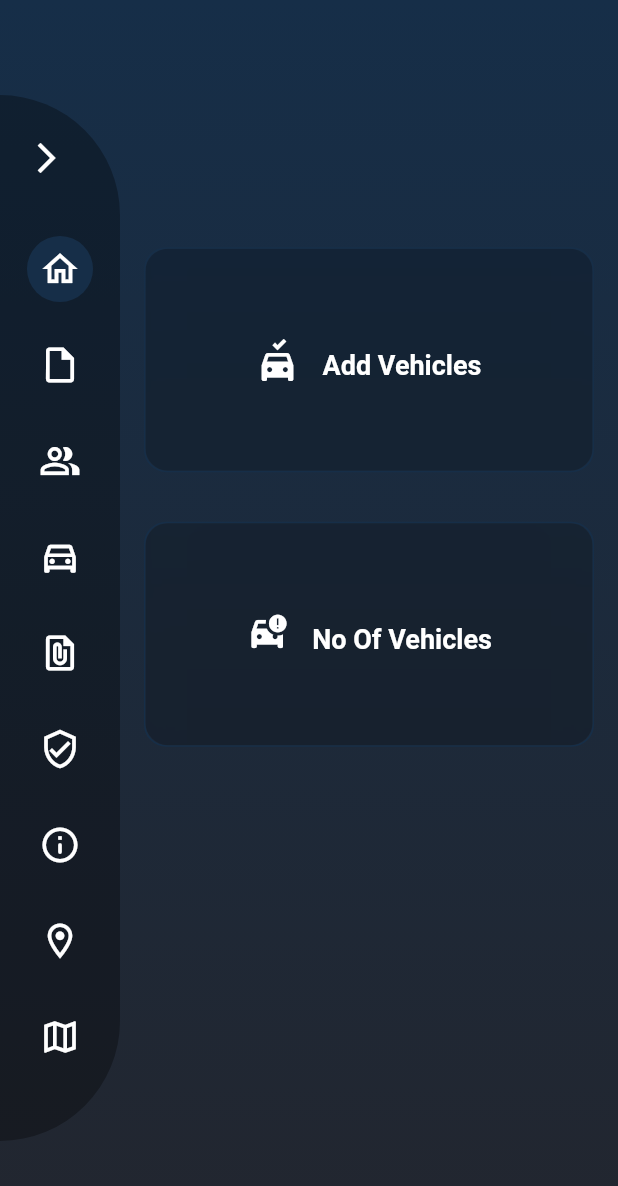
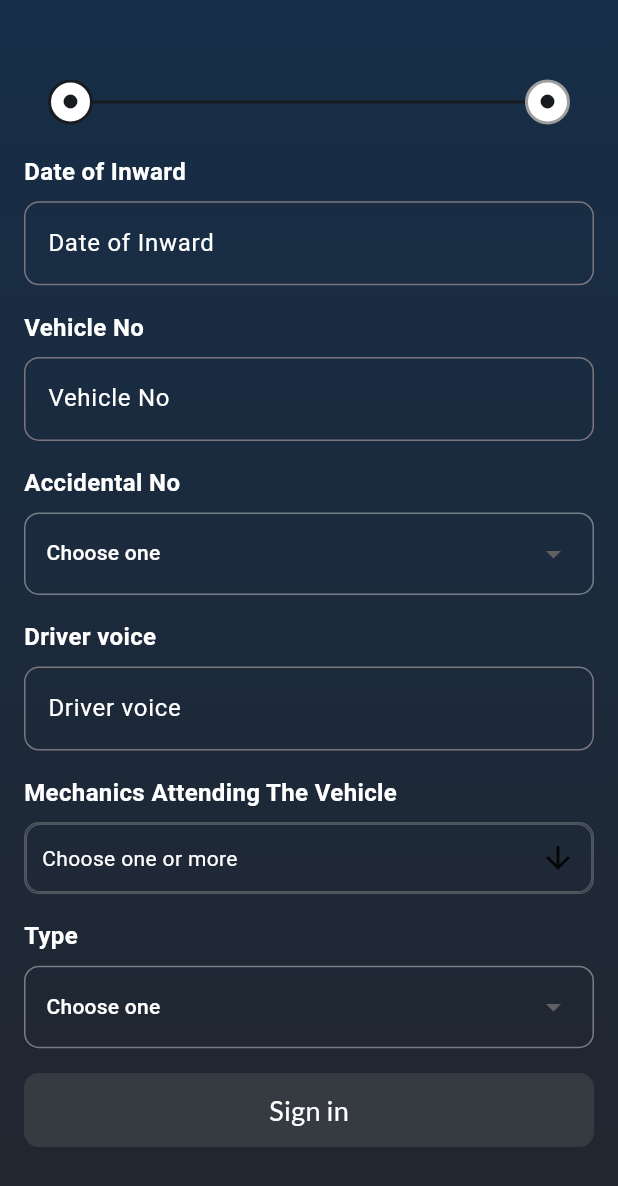
Before and after one commit to Subhajit-14th/trucktech_automobiles, a Flutter app: the HomeScreen screen opened directly, after a tap on "Add Vehicles", on a phone screen of 412 x 824 dp. Shown: the top 1186 px of the screen. Run offline on Flutter 3.47's test engine with Material 3 defaults, Android fonts, the phone set to English and light mode, and no system bars; drawn by our look-alikes of multi_select_flutter; our stand-ins replace get_it, hive; accounts and stored records are empty.

Commit message:
stepper form going on

```diff
--- /dev/null
+++ b/lib/utlis/widgets/downToUpPageRoute.dart
@@ -0,0 +1,25 @@
+import 'package:flutter/material.dart';
+
+class DownToUpPageRoute extends PageRouteBuilder {
+  final Widget widget;
+
+  DownToUpPageRoute({required this.widget})
+      : super(
+          pageBuilder: (BuildContext context, Animation<double> animation,
+                  Animation<double> secondaryAnimation) =>
+              widget,
+          transitionsBuilder: (BuildContext context,
+              Animation<double> animation,
+              Animation<double> secondaryAnimation,
+              Widget child) {
+            return SlideTransition(
+              position: Tween<Offset>(
+                begin: const Offset(
+                    0.0, 1.0), // Start position (off-screen at the bottom)
+                end: Offset.zero, // End position (center of the screen)
+              ).animate(animation),
+              child: child,
+            );
+          },
+        );
+}
--- /dev/null
+++ b/lib/view/Dashboard/AddVehicles/add_vehicles_screen.dart
@@ -0,0 +1,392 @@
+import 'package:flutter/material.dart';
+import 'package:multi_select_flutter/dialog/multi_select_dialog_field.dart';
+import 'package:multi_select_flutter/util/multi_select_item.dart';
+import 'package:trucktech_automobiles/utlis/assets/app_colors.dart';
+import 'package:trucktech_automobiles/utlis/widgets/CommonButton.dart';
+import 'package:trucktech_automobiles/utlis/widgets/CommonTextField.dart';
+
+class AddVehiclesScreen extends StatefulWidget {
+  const AddVehiclesScreen({super.key});
+
+  @override
+  State<AddVehiclesScreen> createState() => _AddVehiclesScreenState();
+}
+
+class _AddVehiclesScreenState extends State<AddVehiclesScreen> {
+  int _currentStep = 0;
+
+  TextEditingController _dateOfInwardController = TextEditingController();
+  TextEditingController _vehicleNoController = TextEditingController();
+  String? selectdAccident;
+  List<String> dropdownValuesOfAccident = [
+    'PAID',
+    'AMC',
+    'EWP',
+    'WARRANTY',
+    'INSURANCE'
+  ];
+  TextEditingController _driverVoiceController = TextEditingController();
+
+  final List<String> dropdownMechanicsName = [
+    "Mechanic A",
+    "Mechanic B",
+    "Mechanic C",
+    "Mechanic D",
+    "Mechanic E",
+    "Mechanic F",
+  ];
+  List<String> _selectedMechanicsNames = [];
+
+  String? _selectedType;
+  List<String> dropdownTypes = [
+    'WORKSHOP',
+    'BREAKDOWN',
+    'ACCIDENTAL',
+    'AT-SITE'
+  ];
+
+  @override
+  Widget build(BuildContext context) {
+    var height = MediaQuery.of(context).size.height;
+    var width = MediaQuery.of(context).size.width;
+    return Scaffold(
+      body: Container(
+        height: MediaQuery.of(context).size.height,
+        width: MediaQuery.of(context).size.width,
+        decoration: BoxDecoration(
+          gradient: LinearGradient(
+            colors: [
+              AppColor.secondaryColor,
+              AppColor.itemsColor,
+            ],
+            begin: Alignment.topCenter,
+            end: Alignment.bottomCenter,
+          ),
+        ),
+        child: Column(
+          crossAxisAlignment: CrossAxisAlignment.start,
+          children: [
+            SizedBox(height: MediaQuery.of(context).size.height * 0.04),
+
+            /// Custom Stepper Row
+            Padding(
+              padding:
+                  const EdgeInsets.symmetric(vertical: 20.0, horizontal: 32),
+              child: Row(
+                mainAxisAlignment: MainAxisAlignment.spaceEvenly,
+                crossAxisAlignment: CrossAxisAlignment.center,
+                children: [
+                  _buildStepCircle(0),
+                  _buildStepDivider(),
+                  _buildStepCircle(1),
+                ],
+              ),
+            ),
+
+            /// Forms
+            /// Date of Inward
+            Padding(
+              padding: const EdgeInsets.only(left: 16, right: 16),
+              child: Text(
+                'Date of Inward',
+                style: TextStyle(
+                  color: Colors.white,
+                  fontSize: 16,
+                  fontWeight: FontWeight.bold,
+                ),
+              ),
+            ),
+            SizedBox(height: height * 0.01),
+            Padding(
+              padding: const EdgeInsets.only(left: 16, right: 16),
+              child: CommonTextField(
+                controller: _dateOfInwardController,
+                labelText: 'Date of Inward',
+                hintText: 'Enter your date of Inward...',
+              ),
+            ),
+            SizedBox(height: height * 0.02),
+
+            /// Vehicle No
+            Padding(
+              padding: const EdgeInsets.only(left: 16, right: 16),
+              child: Text(
+                'Vehicle No',
+                style: TextStyle(
+                  color: Colors.white,
+                  fontSize: 16,
+                  fontWeight: FontWeight.bold,
+                ),
+              ),
+            ),
+            SizedBox(height: height * 0.01),
+            Padding(
+              padding: const EdgeInsets.only(left: 16, right: 16),
+              child: CommonTextField(
+                controller: _dateOfInwardController,
+                labelText: 'Vehicle No',
+                hintText: 'Enter your date of Inward...',
+              ),
+            ),
+            SizedBox(height: height * 0.02),
+
+            /// Accidental No
+            Padding(
+              padding: const EdgeInsets.only(left: 16, right: 16),
+              child: Text(
+                'Accidental No',
+                style: TextStyle(
+                  color: Colors.white,
+                  fontSize: 16,
+                  fontWeight: FontWeight.bold,
+                ),
+              ),
+            ),
+            SizedBox(height: height * 0.01),
+            Container(
+              margin: EdgeInsets.only(left: 16, right: 16),
+              height: 55,
+              decoration: BoxDecoration(
+                color: Colors.transparent,
+                borderRadius: BorderRadius.circular(10),
+                border: Border.all(
+                  color: AppColor.textColor.withAlpha(100),
+                ),
+              ),
+              child: DropdownButtonHideUnderline(
+                child: DropdownButton<String>(
+                  padding: EdgeInsets.only(left: 14, right: 14),
+                  value: selectdAccident,
+                  hint: Text(
+                    selectdAccident ?? 'Choose one',
+                    style: TextStyle(
+                      color: Colors.white,
+                      fontSize: 14,
+                    ),
+                  ),
+                  isExpanded: true,
+                  items: dropdownValuesOfAccident.map((String item) {
+                    return DropdownMenuItem<String>(
+                      value: item,
+                      child: Text(
+                        item,
+                        style: TextStyle(
+                          color: Colors.white,
+                          fontSize: 14,
+                        ),
+                      ),
+                    );
+                  }).toList(),
+                  onChanged: (String? newValue) {
+                    setState(() {
+                      selectdAccident = newValue; // Update the selected value
+                    });
+                    print("Selected: $selectdAccident");
+                  },
+                ),
+              ),
+            ),
+            SizedBox(height: height * 0.02),
+
+            /// Driver Voice
+            Padding(
+              padding: const EdgeInsets.only(left: 16, right: 16),
+              child: Text(
+                'Driver voice',
+                style: TextStyle(
+                  color: Colors.white,
+                  fontSize: 16,
+                  fontWeight: FontWeight.bold,
+                ),
+              ),
+            ),
+            SizedBox(height: height * 0.01),
+            Padding(
+              padding: const EdgeInsets.only(left: 16, right: 16),
+              child: CommonTextField(
+                controller: _driverVoiceController,
+                labelText: 'Driver voice',
+                hintText: 'Enter your date of Inward...',
+              ),
+            ),
+            SizedBox(height: height * 0.02),
+
+            /// Mechanics attending the vehicle
+            Padding(
+              padding: const EdgeInsets.only(left: 16, right: 16),
+              child: Text(
+                'Mechanics Attending The Vehicle',
+                style: TextStyle(
+                  color: Colors.white,
+                  fontSize: 16,
+                  fontWeight: FontWeight.bold,
+                ),
+              ),
+            ),
+            SizedBox(height: height * 0.01),
+            Container(
+              margin: EdgeInsets.only(left: 16, right: 16),
+              decoration: BoxDecoration(
+                color: Colors.transparent,
+                borderRadius: BorderRadius.circular(10),
+                border: Border.all(
+                  color: Colors.grey.withAlpha(100),
+                ),
+              ),
+              child: MultiSelectDialogField(
+                items: dropdownMechanicsName
+                    .map((mechanic) =>
+                        MultiSelectItem<String>(mechanic, mechanic))
+                    .toList(),
+                initialValue: _selectedMechanicsNames,
+                title: Text("Select Mechanics"),
+                dialogHeight: height * 0.3,
+                selectedColor: AppColor.secondaryColor,
+                decoration: BoxDecoration(
+                  color: Colors.transparent,
+                  borderRadius: BorderRadius.circular(10),
+                  border: Border.all(
+                    color: Colors.grey.withAlpha(100),
+                  ),
+                ),
+                buttonText: Text(
+                  "Choose one or more",
+                  style: TextStyle(color: Colors.white, fontSize: 14),
+                ),
+                onConfirm: (results) {
+                  setState(() {
+                    _selectedMechanicsNames = results.cast<String>();
+                  });
+                  print("Selected Mechanics: $_selectedMechanicsNames");
+                },
+              ),
+            ),
+            SizedBox(height: height * 0.02),
+
+            /// Type
+            Padding(
+              padding: const EdgeInsets.only(left: 16, right: 16),
+              child: Text(
+                'Type',
+                style: TextStyle(
+                  color: Colors.white,
+                  fontSize: 16,
+                  fontWeight: FontWeight.bold,
+                ),
+              ),
+            ),
+            SizedBox(height: height * 0.01),
+            Container(
+              margin: EdgeInsets.only(left: 16, right: 16),
+              height: 55,
+              decoration: BoxDecoration(
+                color: Colors.transparent,
+                borderRadius: BorderRadius.circular(10),
+                border: Border.all(
+                  color: AppColor.textColor.withAlpha(100),
+                ),
+              ),
+              child: DropdownButtonHideUnderline(
+                child: DropdownButton<String>(
+                  padding: EdgeInsets.only(left: 14, right: 14),
+                  value: _selectedType,
+                  hint: Text(
+                    _selectedType ?? 'Choose one',
+                    style: TextStyle(
+                      color: Colors.white,
+                      fontSize: 14,
+                    ),
+                  ),
+                  isExpanded: true,
+                  items: dropdownTypes.map((String item) {
+                    return DropdownMenuItem<String>(
+                      value: item,
+                      child: Text(
+                        item,
+                        style: TextStyle(
+                          color: Colors.black,
+                          fontSize: 14,
+                        ),
+                      ),
+                    );
+                  }).toList(),
+                  onChanged: (String? newValue) {
+                    setState(() {
+                      _selectedType = newValue; // Update the selected value
+                    });
+                    print("Selected: $_selectedType");
+                  },
+                ),
+              ),
+            ),
+            SizedBox(height: height * 0.02),
+
+            /// Common button
+            Container(
+              margin: EdgeInsets.only(left: 16, right: 16),
+              child: CommonButton(
+                width: width / 1,
+                height: height * 0.06,
+                buttonText: 'Sign in',
+                onTap: _currentStep == 1
+                    ? () {}
+                    : () {
+                        setState(() {
+                          _currentStep++;
+                        });
+                      },
+              ),
+            ),
+          ],
+        ),
+      ),
+    );
+  }
+
+  Widget _buildStepCircle(int stepIndex) {
+    bool isActive = stepIndex < _currentStep;
+    bool isCurrent = stepIndex == _currentStep;
+    return InkWell(
+      onTap: () {},
+      child: Column(
+        children: [
+          Container(
+            height: 30,
+            width: 30,
+            decoration: BoxDecoration(
+              color: isActive ? AppColor.primaryColor : Colors.white,
+              shape: BoxShape.circle,
+              border: Border.all(
+                color:
+                    isCurrent || isActive ? AppColor.primaryColor : Colors.grey,
+                width: 2,
+              ),
+            ),
+            child: Center(
+                child: isActive
+                    ? Icon(
+                        Icons.check,
+                        color: Colors.white,
+                        size: 18,
+                      )
+                    : Icon(
+                        Icons.fiber_manual_record,
+                        color: AppColor.primaryColor,
+                        size: 14,
+                      )),
+          ),
+        ],
+      ),
+    );
+  }
+
+  // Function to build a divider between steps
+  Widget _buildStepDivider() {
+    return Expanded(
+      child: Divider(
+        thickness: 2,
+        color: AppColor.primaryColor,
+      ),
+    );
+  }
+}
--- a/lib/view/Dashboard/dashboard_screen.dart
+++ b/lib/view/Dashboard/dashboard_screen.dart
@@ -4,6 +4,8 @@ import 'package:flutter/material.dart';
 import 'package:provider/provider.dart';
 import 'package:trucktech_automobiles/utlis/assets/app_colors.dart';
 import 'package:trucktech_automobiles/utlis/widgets/animatedContainerWithRowColumnAnimation.dart';
+import 'package:trucktech_automobiles/utlis/widgets/downToUpPageRoute.dart';
+import 'package:trucktech_automobiles/view/Dashboard/AddVehicles/add_vehicles_screen.dart';
 import 'package:trucktech_automobiles/viewModel/home_provider.dart';
 
 class DashboardScreen extends StatelessWidget {
@@ -18,7 +20,12 @@ class DashboardScreen extends StatelessWidget {
         children: [
           SizedBox(height: MediaQuery.of(context).size.height * 0.2),
           InkWell(
-            onTap: () {},
+            onTap: () {
+              Navigator.push(
+                context,
+                DownToUpPageRoute(widget: AddVehiclesScreen()),
+              );
+            },
             child: AnimatedContainerWithRowColumnAnimation(
               icon: Icons.no_crash,
               label: 'Add Vehicles',
--- a/pubspec.yaml
+++ b/pubspec.yaml
@@ -1,6 +1,6 @@
 name: trucktech_automobiles
 description: "A new Flutter project."
-publish_to: 'none' # Remove this line if you wish to publish to pub.dev
+publish_to: "none" # Remove this line if you wish to publish to pub.dev
 
 version: 1.0.0+1
 
@@ -20,6 +20,7 @@ dependencies:
   hive_flutter: ^1.1.0
   path: ^1.9.1
   path_provider: ^2.1.5
+  multi_select_flutter: ^4.1.3
 
 dependency_overrides:
   path: 1.9.1
@@ -30,9 +31,7 @@ dev_dependencies:
 
   flutter_lints: ^5.0.0
 
-
 flutter:
-
   uses-material-design: true
 
   # To add assets to your application, add an assets section, like this:
```
Also changed, not shown: pubspec.lock.
